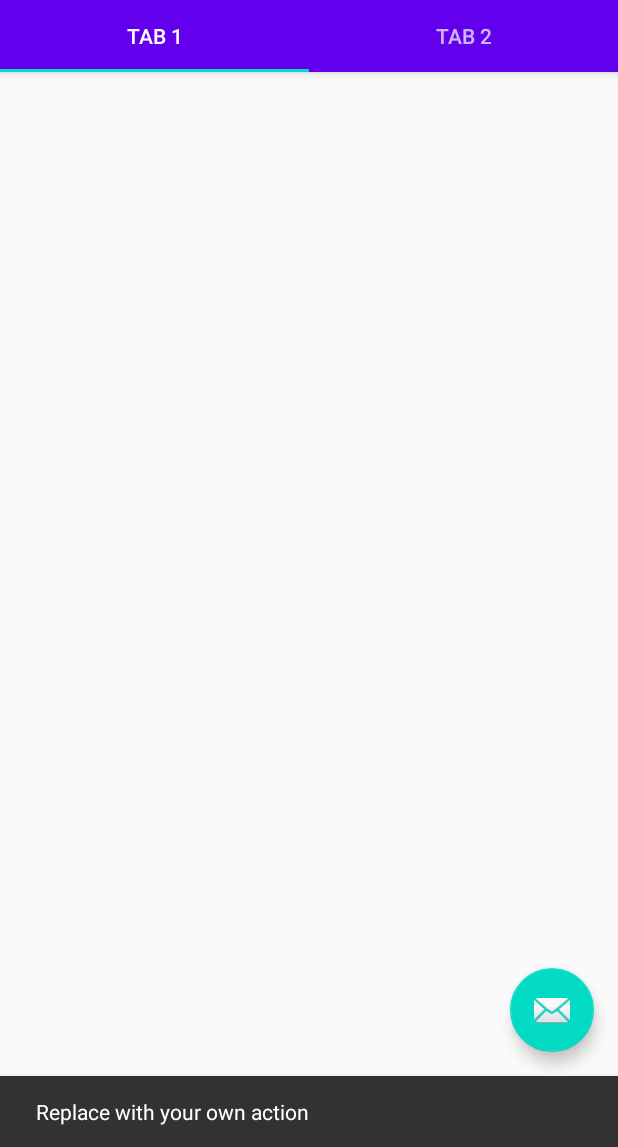
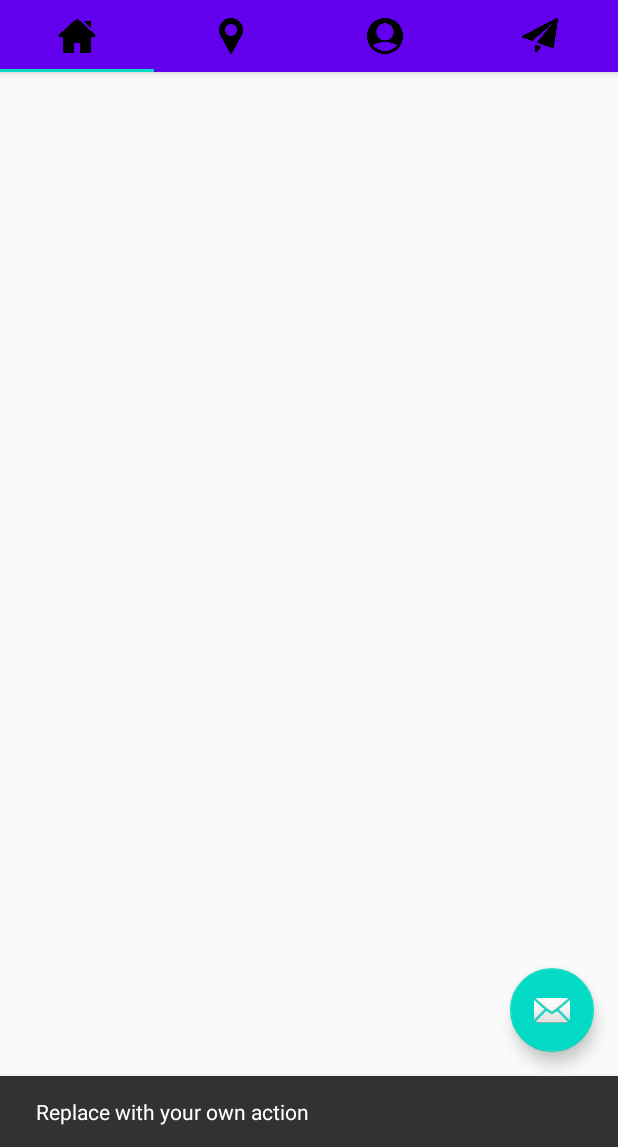
Before and after one commit to jacobost/appDeportes, an Android app: the screen it shows after launch (MainActivity), after a tap on an icon or button, on a phone screen of 412 x 824 dp, the part 89-1236 px from its top. Run offline under Robolectric (Android 15) with nearby library versions, the phone set to English and light mode, and no system bars; 1 statement that could not run was skipped.

Commit message:
Añadidos tabs con iconos

```diff
--- a/localSports/app/src/main/java/com/example/localsports/MainActivity.java
+++ b/localSports/app/src/main/java/com/example/localsports/MainActivity.java
@@ -24,8 +24,22 @@ public class MainActivity extends AppCompatActivity {
         SectionsPagerAdapter sectionsPagerAdapter = new SectionsPagerAdapter(this, getSupportFragmentManager());
         ViewPager viewPager = findViewById(R.id.view_pager);
         viewPager.setAdapter(sectionsPagerAdapter);
+
+        final int[] ICONS = new int[]{
+                R.drawable.casa,
+                R.drawable.pin,
+                R.drawable.usuario,
+                R.drawable.avion
+        };
+
         TabLayout tabs = findViewById(R.id.tabs);
         tabs.setupWithViewPager(viewPager);
+
+        tabs.getTabAt(0).setIcon(ICONS[0]);
+        tabs.getTabAt(1).setIcon(ICONS[1]);
+        tabs.getTabAt(2).setIcon(ICONS[2]);
+        tabs.getTabAt(3).setIcon(ICONS[3]);
+
         FloatingActionButton fab = findViewById(R.id.fab);
 
         fab.setOnClickListener(new View.OnClickListener() {
--- a/localSports/app/src/main/java/com/example/localsports/ui/main/SectionsPagerAdapter.java
+++ b/localSports/app/src/main/java/com/example/localsports/ui/main/SectionsPagerAdapter.java
@@ -17,7 +17,7 @@ import com.example.localsports.R;
 public class SectionsPagerAdapter extends FragmentPagerAdapter {
 
     @StringRes
-    private static final int[] TAB_TITLES = new int[]{R.string.tab_text_1, R.string.tab_text_2};
+    private static final int[] TAB_TITLES = new int[]{R.string.tab_text_1, R.string.tab_text_1, R.string.tab_text_1, R.string.tab_text_1};
     private final Context mContext;
 
     public SectionsPagerAdapter(Context context, FragmentManager fm) {
@@ -40,7 +40,7 @@ public class SectionsPagerAdapter extends FragmentPagerAdapter {
 
     @Override
     public int getCount() {
-        // Show 2 total pages.
-        return 2;
+        // Show 4 total pages.
+        return 4;
     }
 }
--- a/localSports/app/src/main/res/values/strings.xml
+++ b/localSports/app/src/main/res/values/strings.xml
@@ -1,5 +1,4 @@
 <resources>
     <string name="app_name">localSports</string>
-    <string name="tab_text_1">Tab 1</string>
-    <string name="tab_text_2">Tab 2</string>
+    <string name="tab_text_1"></string>
 </resources>
```
Also changed, not shown: localSports/app/src/main/res/drawable/avion.png (added), localSports/app/src/main/res/drawable/casa.png (added), localSports/app/src/main/res/drawable/pin.png (added), localSports/app/src/main/res/drawable/usuario.png (added).
